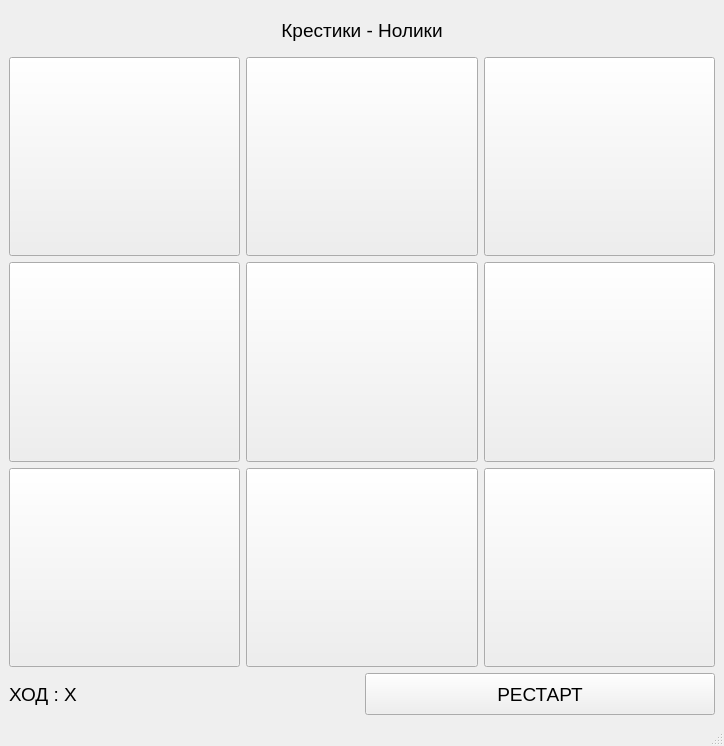
Above: criss_cross.ui from ShinyTrunk/qt_criss_cross before the change. Below: the same form after it.
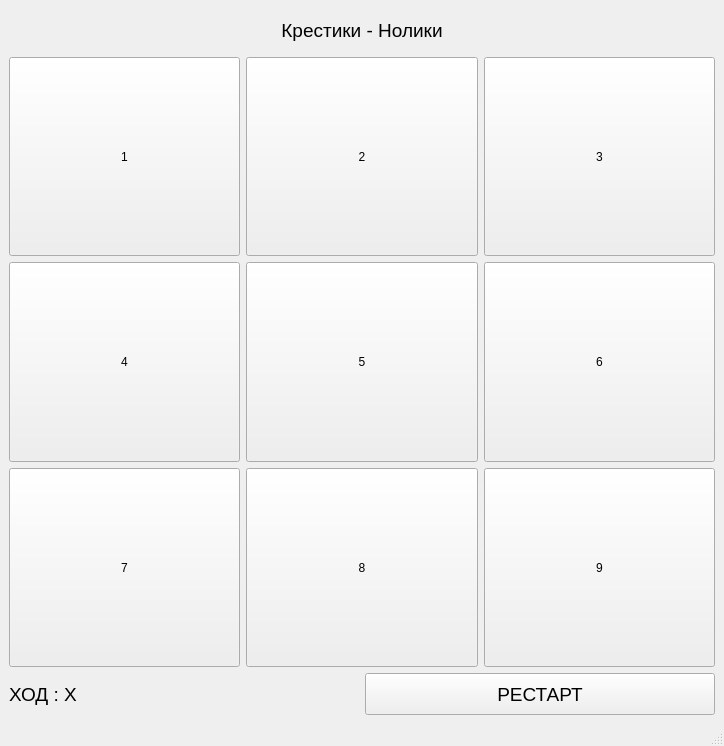
That is the form after the change.

Commit message: I created govnokod.

What changed in the file:
```diff
--- a/criss_cross.ui
+++ b/criss_cross.ui
@@ -35,32 +35,6 @@
     </item>
     <item>
      <layout class="QGridLayout" name="gridLayout">
-      <item row="0" column="1">
-       <widget class="QPushButton" name="pushButton_2">
-        <property name="sizePolicy">
-         <sizepolicy hsizetype="Minimum" vsizetype="Expanding">
-          <horstretch>0</horstretch>
-          <verstretch>0</verstretch>
-         </sizepolicy>
-        </property>
-        <property name="text">
-         <string/>
-        </property>
-       </widget>
-      </item>
-      <item row="1" column="1">
-       <widget class="QPushButton" name="pushButton_5">
-        <property name="sizePolicy">
-         <sizepolicy hsizetype="Minimum" vsizetype="Expanding">
-          <horstretch>0</horstretch>
-          <verstretch>0</verstretch>
-         </sizepolicy>
-        </property>
-        <property name="text">
-         <string/>
-        </property>
-       </widget>
-      </item>
       <item row="2" column="0">
        <widget class="QPushButton" name="pushButton_7">
         <property name="sizePolicy">
@@ -70,7 +44,7 @@
          </sizepolicy>
         </property>
         <property name="text">
-         <string/>
+         <string>7</string>
         </property>
        </widget>
       </item>
@@ -83,7 +57,7 @@
          </sizepolicy>
         </property>
         <property name="text">
-         <string/>
+         <string>6</string>
         </property>
        </widget>
       </item>
@@ -96,20 +70,7 @@
          </sizepolicy>
         </property>
         <property name="text">
-         <string/>
-        </property>
-       </widget>
-      </item>
-      <item row="0" column="2">
-       <widget class="QPushButton" name="pushButton_3">
-        <property name="sizePolicy">
-         <sizepolicy hsizetype="Minimum" vsizetype="Expanding">
-          <horstretch>0</horstretch>
-          <verstretch>0</verstretch>
-         </sizepolicy>
-        </property>
-        <property name="text">
-         <string/>
+         <string>9</string>
         </property>
        </widget>
       </item>
@@ -122,20 +83,7 @@
          </sizepolicy>
         </property>
         <property name="text">
-         <string/>
-        </property>
-       </widget>
-      </item>
-      <item row="2" column="1">
-       <widget class="QPushButton" name="pushButton_8">
-        <property name="sizePolicy">
-         <sizepolicy hsizetype="Minimum" vsizetype="Expanding">
-          <horstretch>0</horstretch>
-          <verstretch>0</verstretch>
-         </sizepolicy>
-        </property>
-        <property name="text">
-         <string/>
+         <string>4</string>
         </property>
        </widget>
       </item>
@@ -148,7 +96,59 @@
          </sizepolicy>
         </property>
         <property name="text">
-         <string/>
+         <string>1</string>
+        </property>
+       </widget>
+      </item>
+      <item row="2" column="1">
+       <widget class="QPushButton" name="btn12">
+        <property name="sizePolicy">
+         <sizepolicy hsizetype="Minimum" vsizetype="Expanding">
+          <horstretch>0</horstretch>
+          <verstretch>0</verstretch>
+         </sizepolicy>
+        </property>
+        <property name="text">
+         <string>8</string>
+        </property>
+       </widget>
+      </item>
+      <item row="0" column="2">
+       <widget class="QPushButton" name="btn20">
+        <property name="sizePolicy">
+         <sizepolicy hsizetype="Minimum" vsizetype="Expanding">
+          <horstretch>0</horstretch>
+          <verstretch>0</verstretch>
+         </sizepolicy>
+        </property>
+        <property name="text">
+         <string>3</string>
+        </property>
+       </widget>
+      </item>
+      <item row="1" column="1">
+       <widget class="QPushButton" name="btn11">
+        <property name="sizePolicy">
+         <sizepolicy hsizetype="Minimum" vsizetype="Expanding">
+          <horstretch>0</horstretch>
+          <verstretch>0</verstretch>
+         </sizepolicy>
+        </property>
+        <property name="text">
+         <string>5</string>
+        </property>
+       </widget>
+      </item>
+      <item row="0" column="1">
+       <widget class="QPushButton" name="btn10">
+        <property name="sizePolicy">
+         <sizepolicy hsizetype="Minimum" vsizetype="Expanding">
+          <horstretch>0</horstretch>
+          <verstretch>0</verstretch>
+         </sizepolicy>
+        </property>
+        <property name="text">
+         <string>2</string>
         </property>
        </widget>
       </item>
```
Left out of the diff: 10 changed lines with no effect on the pictures. The commit also changes 2 other files.
